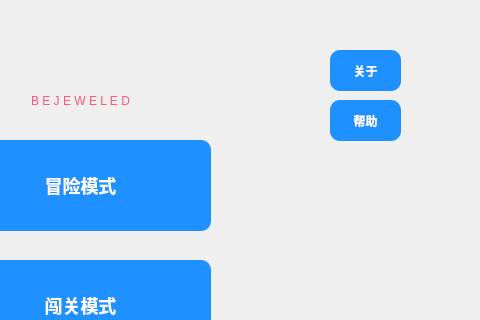
Before: the Qt Designer form start.ui in Nahjs/Bejeweled, drawn with Qt 5; both pictures show x 320 to 800 and y 0 to 320 of the 800 by 600 pixel window.
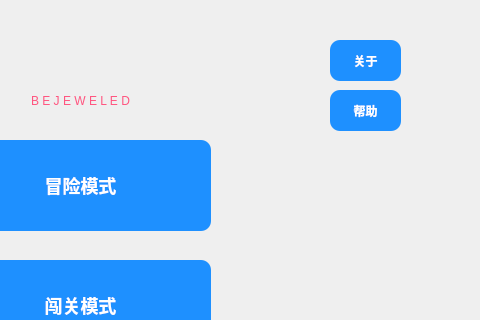
After: the same form once the commit is applied. Icons and pictures are not drawn.

Commit message: 游戏界面微调

Patch:
```diff
--- a/start.ui
+++ b/start.ui
@@ -114,7 +114,7 @@
     <property name="geometry">
      <rect>
       <x>650</x>
-      <y>100</y>
+      <y>90</y>
       <width>71</width>
       <height>41</height>
      </rect>
@@ -148,7 +148,7 @@
     <property name="geometry">
      <rect>
       <x>650</x>
-      <y>50</y>
+      <y>40</y>
       <width>71</width>
       <height>41</height>
      </rect>
```
The commit also changes 1 other file.
